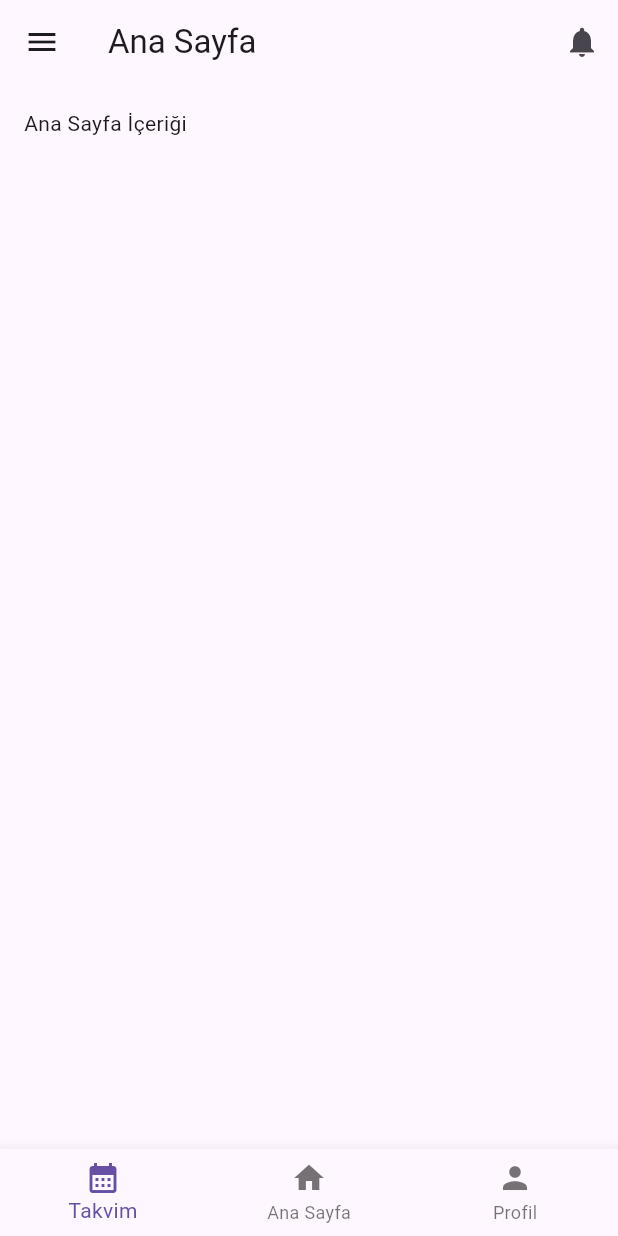
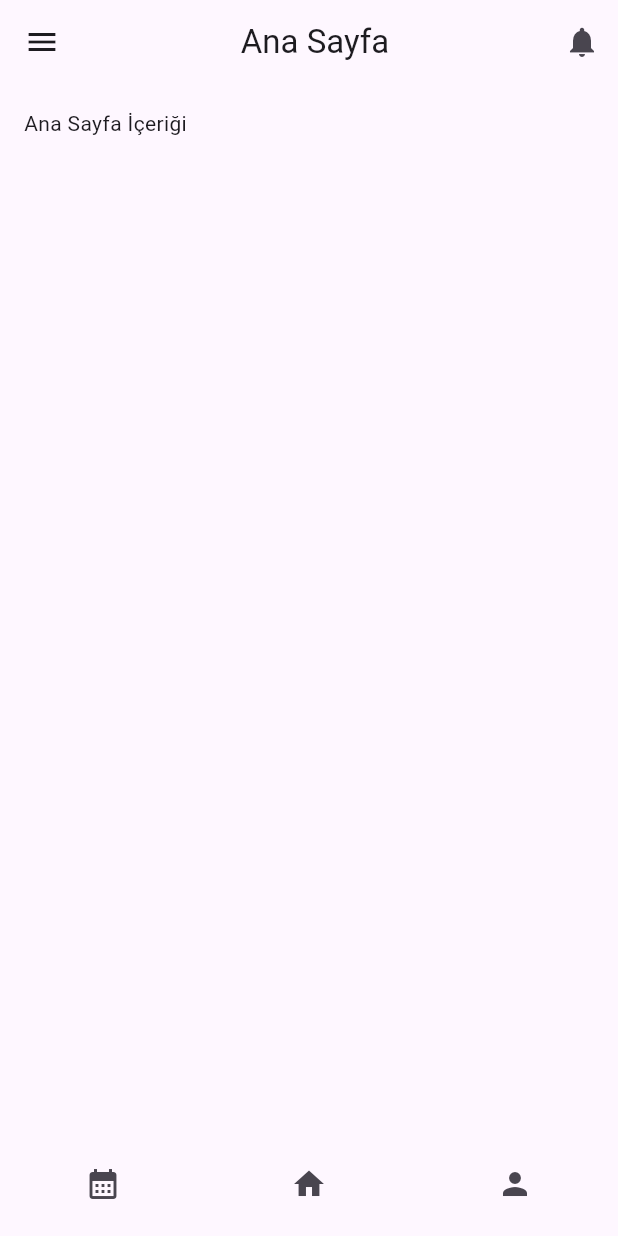
Before and after one commit to efedalbay/quitzone, a Flutter app: the HomeScreen screen opened by its route, on a phone screen of 412 x 824 dp. Run offline on Flutter 3.47's test engine with Material 3 defaults, Android fonts, the phone set to English and light mode, and no system bars; our stand-ins replace go_router.

Commit message:
Ekranların Tamamlanması
Projemde bulunmasını istediğim tüm ekranları screens klasörüne ekledim ve route yapılandırmalarını tamamladım.
Alt menümü tamamladım ekranlarıma ekledim ve Yan menümü tamamladım.

```diff
--- a/lib/main.dart
+++ b/lib/main.dart
@@ -12,7 +12,7 @@ class MyApp extends StatelessWidget {
   @override
   Widget build(BuildContext context) {
     return MaterialApp.router(
-      title: 'QuitZone',
+      title: 'Quit Zone',
       theme: ThemeData(
         primarySwatch: Colors.blue,
         visualDensity: VisualDensity.adaptivePlatformDensity,
--- a/lib/routes/app_router.dart
+++ b/lib/routes/app_router.dart
@@ -1,13 +1,18 @@
 import 'package:flutter/material.dart';
 import 'package:go_router/go_router.dart';
-import '../screens/calendar.dart';
+import '../screens/achievement_screen.dart';
+import '../screens/calendar_screen.dart';
+import '../screens/counter_screen.dart';
+import '../screens/goal_screen.dart';
+import '../screens/health_screen.dart';
 import '../screens/home_screen.dart';
 import '../screens/loading_screen.dart';
-import '../screens/notification.dart';
-import '../screens/prize.dart';
-import '../screens/profile.dart';
-import '../screens/set.dart';
-import '../screens/time.dart';
+import '../screens/login_screen.dart';
+import '../screens/notification_screen.dart';
+import '../screens/profile_screen.dart';
+import '../screens/register_screen.dart';
+import '../screens/settings_screen.dart';
+import '../screens/time_screen.dart';
 
 // Router yapılandırması
 final router = GoRouter(
@@ -22,8 +27,8 @@ final router = GoRouter(
       builder: (context, state) => const HomeScreen(),
     ),
     GoRoute(
-      path: '/prize',
-      builder: (context, state) => const PrizeScreen(),
+      path: '/achievement',
+      builder: (context, state) => const AchievementScreen(),
     ),
     GoRoute(
       path: '/profile',
@@ -31,7 +36,7 @@ final router = GoRouter(
     ),
     GoRoute(
       path: '/settings',
-      builder: (context, state) => const SetScreen(),
+      builder: (context, state) => const SettingsScreen(),
     ),
     GoRoute(
       path: '/time',
@@ -45,5 +50,25 @@ final router = GoRouter(
       path: '/notifications',
       builder: (context, state) => const NotificationScreen(),
     ),
+    GoRoute(
+      path: '/login',
+      builder: (context, state) => const LoginScreen(),
+    ),
+    GoRoute(
+      path: '/register',
+      builder: (context, state) => const RegisterScreen(),
+    ),
+    GoRoute(
+      path: '/health',
+      builder: (context, state) => const HealthScreen(),
+    ),
+    GoRoute(
+      path: '/goals',
+      builder: (context, state) => const GoalScreen(),
+    ),
+    GoRoute(
+      path: '/counter',
+      builder: (context, state) => const CounterScreen(),
+    ),
   ],
 );
--- a/lib/screens/calendar.dart
+++ b/lib/screens/calendar_screen.dart
@@ -1,4 +1,5 @@
 import 'package:flutter/material.dart';
+import '../widgets/bottom_menu.dart';
 
 class CalendarScreen extends StatelessWidget {
   const CalendarScreen({super.key});
@@ -9,6 +10,7 @@ class CalendarScreen extends StatelessWidget {
       body: Center(
         child: Text("Takvim ekranı"),
       ),
+      bottomNavigationBar: BottomMenu(),
     );
   }
 }
--- a/lib/screens/prize.dart
+++ b/lib/screens/counter_screen.dart
@@ -1,13 +1,13 @@
 import 'package:flutter/material.dart';
 
-class PrizeScreen extends StatelessWidget {
-  const PrizeScreen({super.key});
+class CounterScreen extends StatelessWidget {
+  const CounterScreen({super.key});
 
   @override
   Widget build(BuildContext context) {
     return Scaffold(
       body: Center(
-        child: Text("Ödül ekranı"),
+        child: Text("Sayaç ekranı"),
       ),
     );
   }
--- a/lib/screens/time.dart
+++ b/lib/screens/goal_screen.dart
@@ -1,13 +1,13 @@
 import 'package:flutter/material.dart';
 
-class TimeScreen extends StatelessWidget {
-  const TimeScreen({super.key});
+class GoalScreen extends StatelessWidget {
+  const GoalScreen({super.key});
 
   @override
   Widget build(BuildContext context) {
     return Scaffold(
       body: Center(
-        child: Text("Zamanla sayılan bilgilerin ekranı"),
+        child: Text("Hedef ekranı"),
       ),
     );
   }
--- a/lib/screens/home_screen.dart
+++ b/lib/screens/home_screen.dart
@@ -1,5 +1,8 @@
 import 'package:flutter/material.dart';
 import 'package:flutter/cupertino.dart';
+import 'package:go_router/go_router.dart';
+import 'package:quitsmoke/routes/app_router.dart';
+import '../widgets/bottom_menu.dart';
 
 class HomeScreen extends StatelessWidget {
   const HomeScreen({super.key});
@@ -9,11 +12,15 @@ class HomeScreen extends StatelessWidget {
     return Scaffold(
       // AppBar
       appBar: AppBar(
-      title:  const Text('Ana Sayfa'),
+        title: const Center(
+          child: Text('Ana Sayfa')
+          ),
         actions: [
           IconButton(
             icon: const Icon(Icons.notifications),
-            onPressed: () {},
+            onPressed: () {
+              context.go("/notifications");
+            },
           ),
         ],
       ),
@@ -24,19 +31,14 @@ class HomeScreen extends StatelessWidget {
           children: [
             // Drawer Header
             Container(
-              height: 200,
-              color: Colors.black,
-              child: const Column(
+              height: 250,
+              child: Column(
                 mainAxisAlignment: MainAxisAlignment.center,
                 children: [
-                  Icon(
-                    CupertinoIcons.person_circle,
-                    size: 80,
-                    color: Colors.black,
-                  ),
-                  SizedBox(height: 10),
-                  Text(
-                    'Kullanıcı Adı',
+                  Image.asset("assets/images/logo2.jpg"),
+                  const SizedBox(height: 10),
+                  const Text(
+                    'Quit Zone',
                     style: TextStyle(
                       color: Colors.black,
                       fontSize: 18,
@@ -47,17 +49,59 @@ class HomeScreen extends StatelessWidget {
             ),
             // Menü öğeleri
             ListTile(
-              leading: const Icon(CupertinoIcons.home),
+              leading: const Icon(Icons.home),
               title: const Text('Ana Sayfa'),
               onTap: () {
-                Navigator.pop(context);
+                context.go("/home");
               },
             ),
             ListTile(
-              leading: const Icon(CupertinoIcons.settings),
+              leading: const Icon(Icons.person),
+              title: const Text('Profil'),
+              onTap: () {
+                context.go("/profile");
+              },
+            ),
+            ListTile(
+              leading :const Icon(Icons.calendar_month),
+              title: const Text('Takvim'),
+              onTap: () {
+                context.go("/calendar");
+              },
+            ),
+            ListTile(
+              leading :const Icon(Icons.schedule),
+              title: const Text('Zaman'),
+              onTap: () {
+                context.go("/time");
+              },
+            ),
+            ListTile(
+              leading :const Icon(Icons.smoke_free),
+              title: const Text('Sayaçlar'),
+              onTap: () {
+                context.go("/counter");
+              },
+            ),
+            ListTile(
+              leading :const Icon(Icons.outlined_flag),
+              title: const Text('Hedefler'),
+              onTap: () {
+                context.go("/goals");
+              },
+            ),
+            ListTile(
+              leading :const Icon(Icons.emoji_events),
+              title: const Text('Başarımlar'),
+              onTap: () {
+                context.go("/achievement");
+              },
+            ),
+            ListTile(
+              leading :const Icon(Icons.settings),
               title: const Text('Ayarlar'),
               onTap: () {
-                Navigator.pop(context);
+                context.go("/settings");
               },
             ),
           ],
@@ -77,25 +121,7 @@ class HomeScreen extends StatelessWidget {
       ),
 
       // Alt navigasyon çubuğu
-      bottomNavigationBar: BottomNavigationBar(
-        items: const [
-          BottomNavigationBarItem(
-            icon: Icon(Icons.calendar_month),
-            label: 'Takvim',
-          ),
-          BottomNavigationBarItem(
-            icon: Icon(Icons.home),
-            label: 'Ana Sayfa',
-          ),
-          BottomNavigationBarItem(
-            icon: Icon(Icons.person),
-            label: 'Profil',
-          ),
-        ],
-        onTap: (index) {
-          // Navigasyon işlemleri buraya gelecek
-        },
-      ),
+      bottomNavigationBar: const BottomMenu(),
     );
   }
 }
--- a/lib/screens/set.dart
+++ b/lib/screens/login_screen.dart
@@ -1,13 +1,13 @@
 import 'package:flutter/material.dart';
 
-class SetScreen extends StatelessWidget {
-  const SetScreen({super.key});
+class LoginScreen extends StatelessWidget {
+  const LoginScreen({super.key});
 
   @override
   Widget build(BuildContext context) {
     return Scaffold(
       body: Center(
-        child: Text("Ayarlar ekranı"),
+        child: Text("Giriş ekranı"),
       ),
     );
   }
--- a/lib/screens/profile.dart
+++ b/lib/screens/profile_screen.dart
@@ -1,4 +1,5 @@
 import 'package:flutter/material.dart';
+import '../widgets/bottom_menu.dart';
 
 class ProfileScreen extends StatelessWidget {
   const ProfileScreen({super.key});
@@ -9,6 +10,7 @@ class ProfileScreen extends StatelessWidget {
       body: Center(
         child: Text("Profil ekranı"),
       ),
+      bottomNavigationBar: BottomMenu(),
     );
   }
 }
--- /dev/null
+++ b/lib/themes/themes.dart
@@ -0,0 +1 @@
+//tema işlemleri buraya gelicek
--- /dev/null
+++ b/lib/widgets/bottom_menu.dart
@@ -0,0 +1,38 @@
+import 'package:flutter/material.dart';
+import 'package:go_router/go_router.dart';
+
+class BottomMenu extends StatelessWidget {
+  const BottomMenu({
+    super.key,
+  });
+
+  @override
+  Widget build(BuildContext context) {
+    return Container(
+      height: 70,
+      child: Row(
+        mainAxisAlignment: MainAxisAlignment.spaceAround,
+        children: [
+          IconButton(
+            onPressed: () {
+              context.go("/calendar");
+            },
+            icon: const Icon(Icons.calendar_month),
+          ),
+          IconButton(
+            onPressed: () {
+              context.go("/home");
+            },
+            icon: const Icon(Icons.home),
+          ),
+          IconButton(
+            onPressed: () {
+              context.go("/profile");
+            },
+            icon: const Icon(Icons.person),
+          ),
+        ],
+      ),
+    );
+  }
+}
```
Also changed, not shown: lib/screens/achievement_screen.dart (added, +16 -0 lines), lib/screens/health_screen.dart (added, +16 -0 lines), lib/screens/register_screen.dart (added, +14 -0 lines), lib/screens/settings_screen.dart (added, +14 -0 lines), lib/screens/time_screen.dart (added, +16 -0 lines), assets/images/logo2.jpg (added), lib/screens/notification_screen.dart (renamed from lib/screens/notification.dart).
